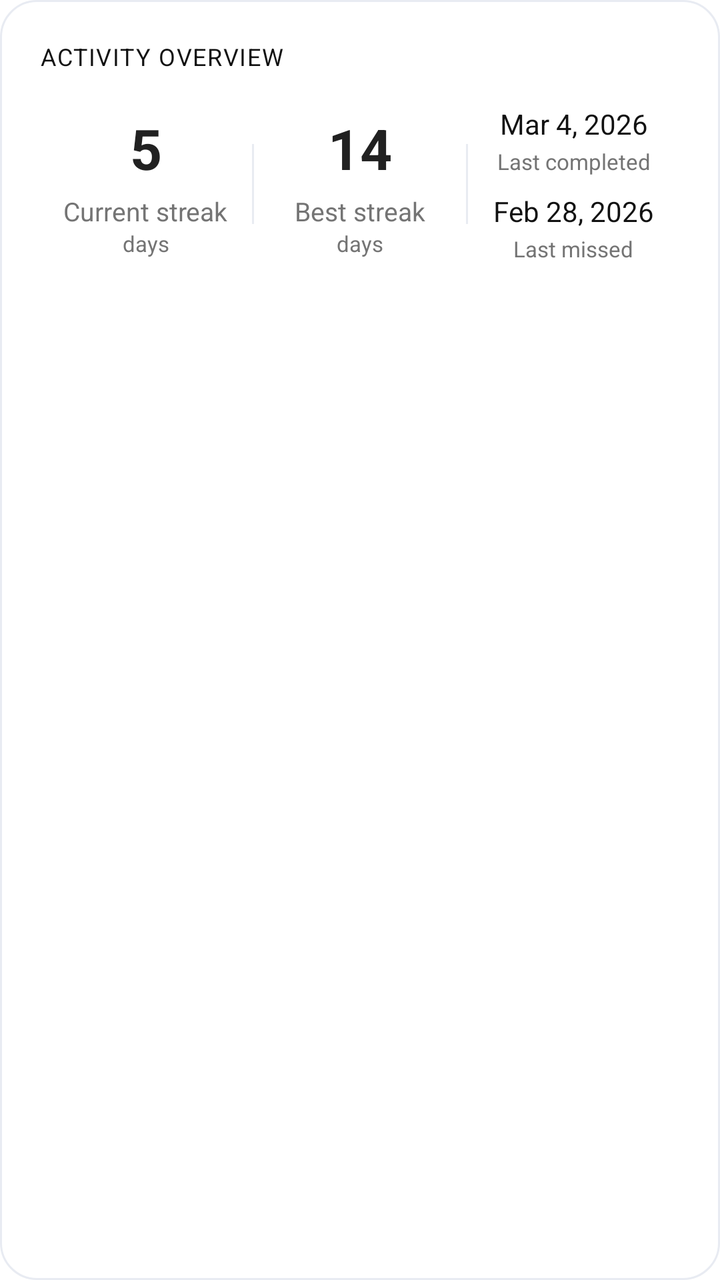
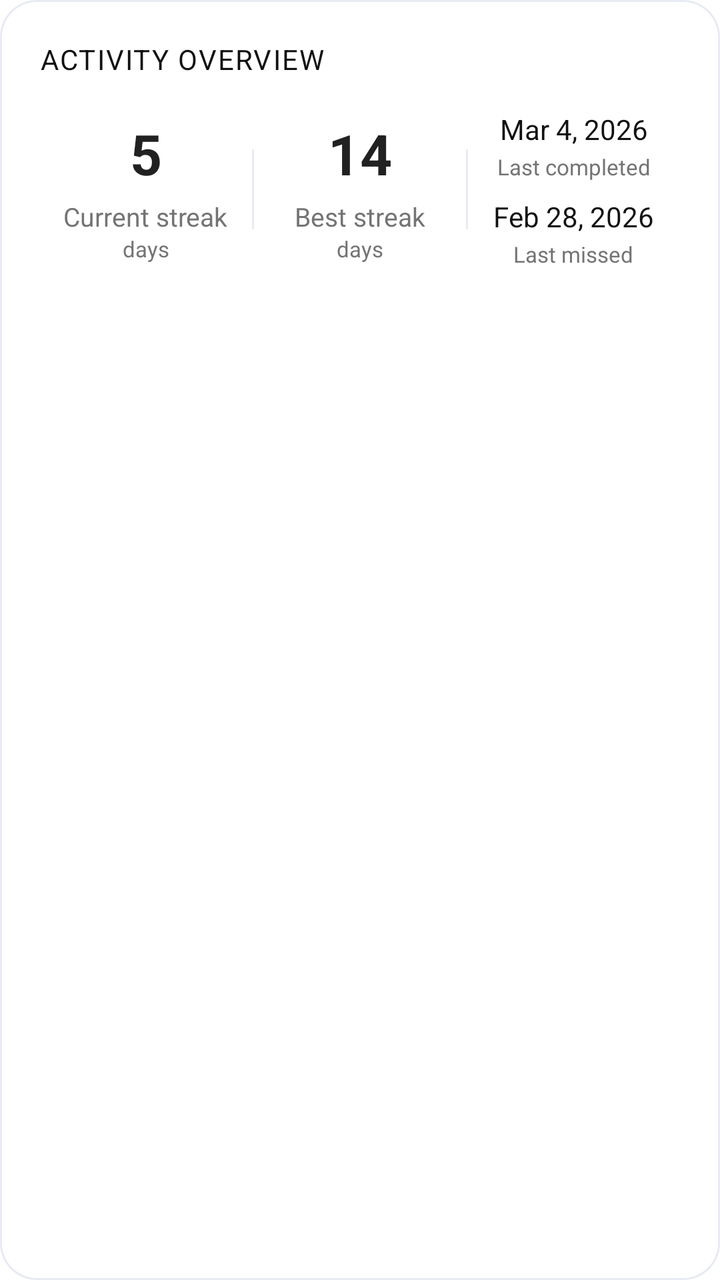

Before-and-after screenshots of an Android layout around one commit, followed by the original layout XML and the change that was made.
<!-- AndroidManifest.xml: application theme Theme.GrowDaily -->
<!-- res/layout/layout_analysis_overview.xml -->
<?xml version="1.0" encoding="utf-8"?>
<androidx.constraintlayout.widget.ConstraintLayout xmlns:android="http://schemas.android.com/apk/res/android"
    xmlns:app="http://schemas.android.com/apk/res-auto"
    android:layout_width="match_parent"
    android:layout_height="wrap_content"
    android:background="@drawable/task_fragment_card"
    android:padding="20dp">

    
    <TextView
        android:id="@+id/txtOverviewTitle"
        android:layout_width="wrap_content"
        android:layout_height="wrap_content"
        android:text="ACTIVITY OVERVIEW"
        android:textColor="@color/task_text_primary"
        android:textSize="12sp"
        android:textStyle="normal"
        android:letterSpacing="0.05"
        app:layout_constraintStart_toStartOf="parent"
        app:layout_constraintTop_toTopOf="parent" />

    
    <androidx.constraintlayout.widget.ConstraintLayout
        android:layout_width="match_parent"
        android:layout_height="wrap_content"
        android:layout_marginTop="16dp"
        app:layout_constraintTop_toBottomOf="@id/txtOverviewTitle"
        app:layout_constraintStart_toStartOf="parent"
        app:layout_constraintEnd_toEndOf="parent">

        
        <LinearLayout
            android:id="@+id/layoutCurrentStreak"
            android:layout_width="0dp"
            android:layout_height="wrap_content"
            android:orientation="vertical"
            app:layout_constraintStart_toStartOf="parent"
            app:layout_constraintEnd_toStartOf="@id/divider1"
            app:layout_constraintTop_toTopOf="parent"
            app:layout_constraintBottom_toBottomOf="parent">

            <TextView
                android:id="@+id/txtCurrentStreakValue"
                android:layout_width="wrap_content"
                android:layout_height="wrap_content"
                android:text="5"
                android:textColor="#212121"
                android:textSize="28sp"
                android:textStyle="bold"
                android:layout_gravity="center_horizontal" />

            <TextView
                android:layout_width="wrap_content"
                android:layout_height="wrap_content"
                android:text="Current streak"
                android:textColor="@color/task_text_secondary"
                android:textSize="13sp"
                android:layout_marginTop="4dp"
                android:layout_gravity="center_horizontal" />

            <TextView
                android:layout_width="wrap_content"
                android:layout_height="wrap_content"
                android:text="days"
                android:textColor="@color/task_text_secondary"
                android:textSize="11sp"
                android:layout_gravity="center_horizontal" />
        </LinearLayout>

        
        <View
            android:id="@+id/divider1"
            android:layout_width="1dp"
            android:layout_height="40dp"
            android:background="@color/task_card_stroke"
            app:layout_constraintStart_toEndOf="@id/layoutCurrentStreak"
            app:layout_constraintEnd_toStartOf="@id/layoutBestStreak"
            app:layout_constraintTop_toTopOf="@id/layoutCurrentStreak"
            app:layout_constraintBottom_toBottomOf="@id/layoutCurrentStreak" />

        
        <LinearLayout
            android:id="@+id/layoutBestStreak"
            android:layout_width="0dp"
            android:layout_height="wrap_content"
            android:orientation="vertical"
            app:layout_constraintStart_toEndOf="@id/divider1"
            app:layout_constraintEnd_toStartOf="@id/divider2"
            app:layout_constraintTop_toTopOf="parent"
            app:layout_constraintBottom_toBottomOf="parent">

            <TextView
                android:id="@+id/txtBestStreakValue"
                android:layout_width="wrap_content"
                android:layout_height="wrap_content"
                android:text="14"
                android:textColor="#212121"
                android:textSize="28sp"
                android:textStyle="bold"
                android:layout_gravity="center_horizontal" />

            <TextView
                android:layout_width="wrap_content"
                android:layout_height="wrap_content"
                android:text="Best streak"
                android:textColor="@color/task_text_secondary"
                android:textSize="13sp"
                android:layout_marginTop="4dp"
                android:layout_gravity="center_horizontal" />

            <TextView
                android:layout_width="wrap_content"
                android:layout_height="wrap_content"
                android:text="days"
                android:textColor="@color/task_text_secondary"
                android:textSize="11sp"
                android:layout_gravity="center_horizontal" />
        </LinearLayout>

        
        <View
            android:id="@+id/divider2"
            android:layout_width="1dp"
            android:layout_height="40dp"
            android:background="@color/task_card_stroke"
            app:layout_constraintStart_toEndOf="@id/layoutBestStreak"
            app:layout_constraintEnd_toStartOf="@id/layoutDates"
            app:layout_constraintTop_toTopOf="@id/layoutCurrentStreak"
            app:layout_constraintBottom_toBottomOf="@id/layoutCurrentStreak" />

        
        <LinearLayout
            android:id="@+id/layoutDates"
            android:layout_width="0dp"
            android:layout_height="wrap_content"
            android:orientation="vertical"
            android:gravity="center"
            app:layout_constraintStart_toEndOf="@id/divider2"
            app:layout_constraintEnd_toEndOf="parent"
            app:layout_constraintTop_toTopOf="parent"
            app:layout_constraintBottom_toBottomOf="parent">

            <LinearLayout
                android:layout_width="wrap_content"
                android:layout_height="wrap_content"
                android:orientation="vertical"
                android:gravity="center"
                android:layout_marginBottom="8dp">

                <TextView
                    android:id="@+id/txtLastCompletedDate"
                    android:layout_width="wrap_content"
                    android:layout_height="wrap_content"
                    android:text="Mar 4, 2026"
                    android:textColor="@color/task_text_primary"
                    android:textSize="14sp"
                     />

                <TextView
                    android:layout_width="wrap_content"
                    android:layout_height="wrap_content"
                    android:text="Last completed"
                    android:textColor="@color/task_text_secondary"
                    android:textSize="11sp"
                    android:layout_marginTop="2dp" />
            </LinearLayout>

            <LinearLayout
                android:layout_width="wrap_content"
                android:layout_height="wrap_content"
                android:orientation="vertical"
                android:gravity="center">

                <TextView
                    android:id="@+id/txtLastMissedDate"
                    android:layout_width="wrap_content"
                    android:layout_height="wrap_content"
                    android:text="Feb 28, 2026"
                    android:textColor="@color/task_text_primary"
                    android:textSize="14sp"
                     />

                <TextView
                    android:layout_width="wrap_content"
                    android:layout_height="wrap_content"
                    android:text="Last missed"
                    android:textColor="@color/task_text_secondary"
                    android:textSize="11sp"
                    android:layout_marginTop="2dp" />
            </LinearLayout>
        </LinearLayout>

    </androidx.constraintlayout.widget.ConstraintLayout>



</androidx.constraintlayout.widget.ConstraintLayout>
<!-- resources referenced by this layout -->
<resources>
  <color name="task_card_stroke">#E8EBF2</color>
  <color name="task_text_primary">#111111</color>
  <color name="task_text_secondary">#747474</color>
  <!-- drawable task_fragment_card (drawable) -->
  <?xml version="1.0" encoding="utf-8"?>
  <shape xmlns:android="http://schemas.android.com/apk/res/android" android:shape="rectangle">
      <solid android:color="@color/task_card_surface"/>
      <corners android:radius="18dp"/>
      <stroke
          android:width="1dp"
          android:color="@color/task_card_stroke" />
  </shape>
  <style name="Theme.GrowDaily" parent="Theme.MaterialComponents.DayNight.DarkActionBar">
          
          <item name="colorPrimary">@color/app_bar_surface</item>
          <item name="colorPrimaryVariant">@color/app_bar_surface</item>
          <item name="colorOnPrimary">@color/app_bar_content</item>
  
          
          <item name="colorSecondary">@color/brand_blue</item>
          <item name="colorSecondaryVariant">@color/brand_blue</item>
          <item name="colorOnSecondary">@color/white</item>
  
          
          <item name="android:statusBarColor">@color/app_bar_surface</item>
          <item name="android:windowLightStatusBar">true</item>
          <item name="android:forceDarkAllowed">false</item>
      </style>
  <color name="task_card_surface">#FFFFFF</color>
  <color name="app_bar_surface">#F3F5F9</color>
  <color name="app_bar_content">#111111</color>
  <color name="brand_blue">#708CFF</color>
  <color name="white">#FFFFFF</color>
</resources>

<!-- the commit's change to res/layout/layout_analysis_overview.xml (unified diff, before → after) -->
@@ -9,13 +9,8 @@
     
     <TextView
         android:id="@+id/txtOverviewTitle"
-        android:layout_width="wrap_content"
-        android:layout_height="wrap_content"
+        style="@style/AnalysisTitle"
         android:text="ACTIVITY OVERVIEW"
-        android:textColor="@color/task_text_primary"
-        android:textSize="12sp"
-        android:textStyle="normal"
-        android:letterSpacing="0.05"
         app:layout_constraintStart_toStartOf="parent"
         app:layout_constraintTop_toTopOf="parent" />
 
<!-- resource entries referenced after the edit -->
@@ -12,6 +12,14 @@
           android:width="1dp"
           android:color="@color/task_card_stroke" />
   </shape>
+  <style name="AnalysisTitle">
+          <item name="android:layout_width">wrap_content</item>
+          <item name="android:layout_height">wrap_content</item>
+          <item name="android:textStyle">normal</item>
+          <item name="android:layout_marginBottom">12dp</item>
+          <item name="android:textColor">@color/task_text_primary</item>
+          <item name="android:letterSpacing">0.05</item>
+      </style>
   <style name="Theme.GrowDaily" parent="Theme.MaterialComponents.DayNight.DarkActionBar">
           
           <item name="colorPrimary">@color/app_bar_surface</item>
